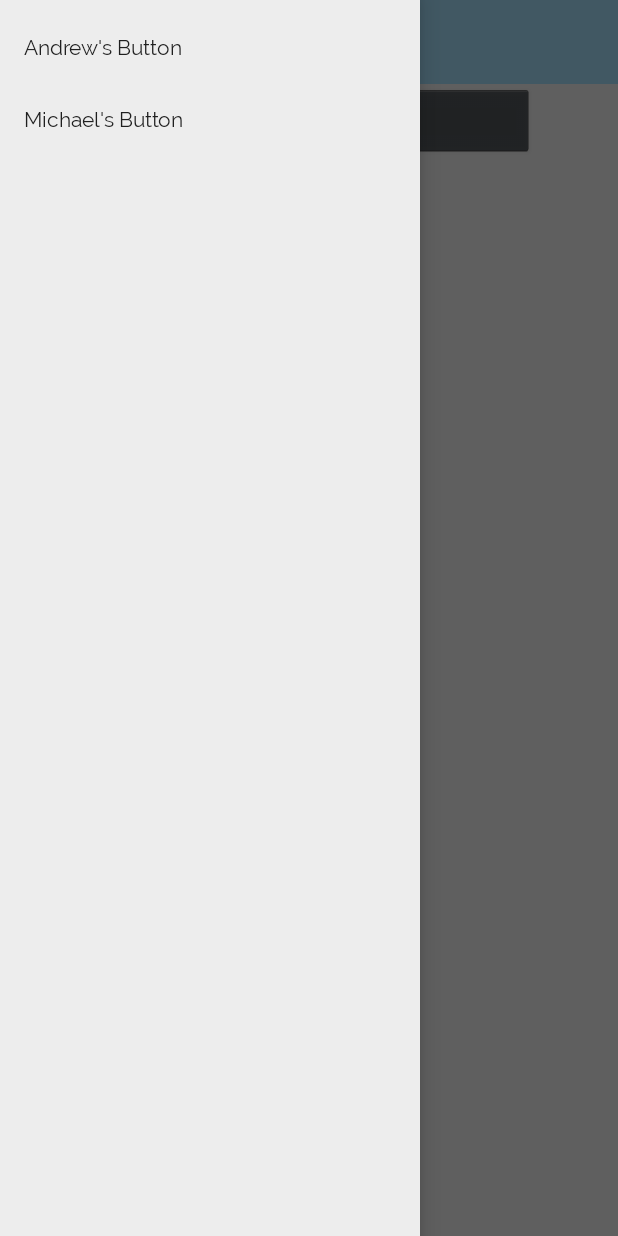
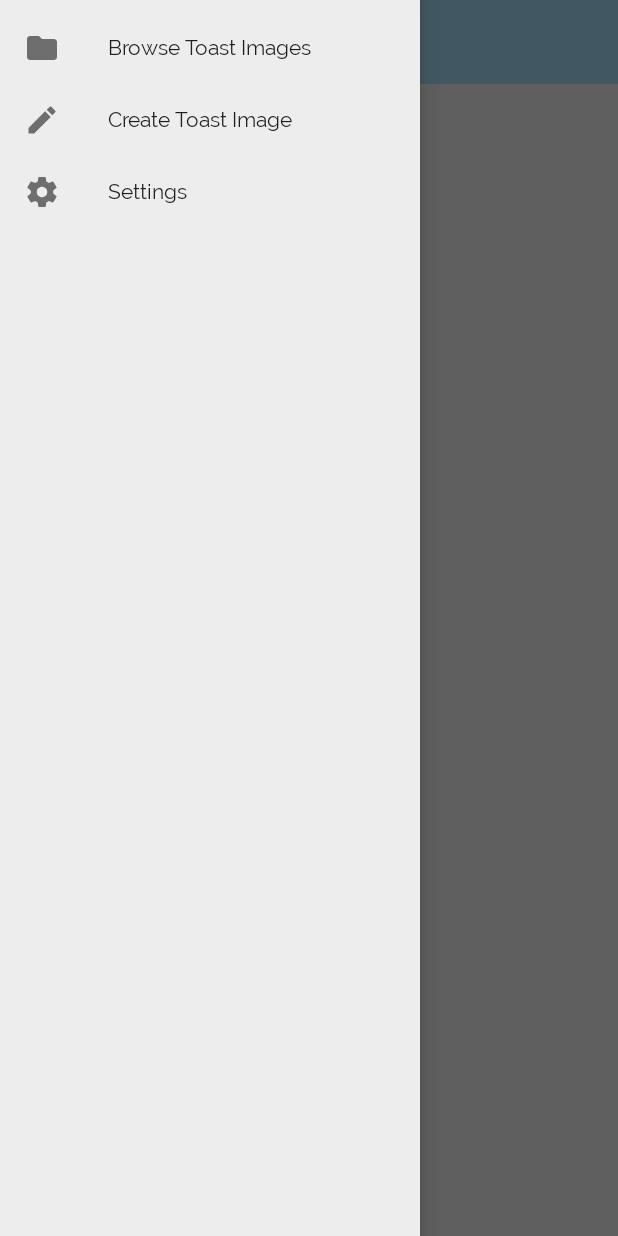
Before and after one commit to mackliet/toastbrush_android, an Android app: the fragment SettingsFragment placed in its activity, with the side drawer open, on a phone screen of 412 x 824 dp. Run offline under Robolectric (Android 15) with nearby library versions, the phone set to English and light mode, and no system bars; our stand-ins replace Volley.

Commit message:
TST-8 Made menu look more like final product.

```diff
--- /dev/null
+++ b/app/src/main/java/com/toastbrush/toastbrush_android/BrowseImageFragment.java
@@ -0,0 +1,108 @@
+package com.toastbrush.toastbrush_android;
+
+import android.content.Context;
+import android.net.Uri;
+import android.os.Bundle;
+import android.support.v4.app.Fragment;
+import android.view.LayoutInflater;
+import android.view.View;
+import android.view.ViewGroup;
+
+
+/**
+ * A simple {@link Fragment} subclass.
+ * Activities that contain this fragment must implement the
+ * {@link BrowseImageFragment.OnFragmentInteractionListener} interface
+ * to handle interaction events.
+ * Use the {@link BrowseImageFragment#newInstance} factory method to
+ * create an instance of this fragment.
+ */
+public class BrowseImageFragment extends Fragment {
+    // TODO: Rename parameter arguments, choose names that match
+    // the fragment initialization parameters, e.g. ARG_ITEM_NUMBER
+    private static final String ARG_PARAM1 = "param1";
+    private static final String ARG_PARAM2 = "param2";
+
+    // TODO: Rename and change types of parameters
+    private String mParam1;
+    private String mParam2;
+
+    private OnFragmentInteractionListener mListener;
+
+    public BrowseImageFragment() {
+        // Required empty public constructor
+    }
+
+    /**
+     * Use this factory method to create a new instance of
+     * this fragment using the provided parameters.
+     *
+     * @param param1 Parameter 1.
+     * @param param2 Parameter 2.
+     * @return A new instance of fragment BrowseImageFragment.
+     */
+    // TODO: Rename and change types and number of parameters
+    public static BrowseImageFragment newInstance(String param1, String param2) {
+        BrowseImageFragment fragment = new BrowseImageFragment();
+        Bundle args = new Bundle();
+        args.putString(ARG_PARAM1, param1);
+        args.putString(ARG_PARAM2, param2);
+        fragment.setArguments(args);
+        return fragment;
+    }
+
+    @Override
+    public void onCreate(Bundle savedInstanceState) {
+        super.onCreate(savedInstanceState);
+        if (getArguments() != null) {
+            mParam1 = getArguments().getString(ARG_PARAM1);
+            mParam2 = getArguments().getString(ARG_PARAM2);
+        }
+    }
+
+    @Override
+    public View onCreateView(LayoutInflater inflater, ViewGroup container,
+                             Bundle savedInstanceState) {
+        // Inflate the layout for this fragment
+        return inflater.inflate(R.layout.fragment_browse_image, container, false);
+    }
+
+    // TODO: Rename method, update argument and hook method into UI event
+    public void onButtonPressed(Uri uri) {
+        if (mListener != null) {
+            mListener.onFragmentInteraction(uri);
+        }
+    }
+
+    @Override
+    public void onAttach(Context context) {
+        super.onAttach(context);
+        if (context instanceof OnFragmentInteractionListener) {
+            mListener = (OnFragmentInteractionListener) context;
+        } else {
+            throw new RuntimeException(context.toString()
+                    + " must implement OnFragmentInteractionListener");
+        }
+    }
+
+    @Override
+    public void onDetach() {
+        super.onDetach();
+        mListener = null;
+    }
+
+    /**
+     * This interface must be implemented by activities that contain this
+     * fragment to allow an interaction in this fragment to be communicated
+     * to the activity and potentially other fragments contained in that
+     * activity.
+     * <p>
+     * See the Android Training lesson <a href=
+     * "http://developer.android.com/training/basics/fragments/communicating.html"
+     * >Communicating with Other Fragments</a> for more information.
+     */
+    public interface OnFragmentInteractionListener {
+        // TODO: Update argument type and name
+        void onFragmentInteraction(Uri uri);
+    }
+}
--- a/app/src/main/java/com/toastbrush/toastbrush_android/AndrewFragment.java
+++ b/app/src/main/java/com/toastbrush/toastbrush_android/CreateImageFragment.java
@@ -7,30 +7,63 @@ import android.support.v4.app.Fragment;
 import android.view.LayoutInflater;
 import android.view.View;
 import android.view.ViewGroup;
+import android.widget.TextView;
+import com.android.volley.Request;
+import com.android.volley.RequestQueue;
+import com.android.volley.Response;
+import com.android.volley.VolleyError;
+import com.android.volley.toolbox.StringRequest;
+import com.android.volley.toolbox.Volley;
 
 
 /**
  * A simple {@link Fragment} subclass.
  * Activities that contain this fragment must implement the
- * {@link AndrewFragment.OnFragmentInteractionListener} interface
+ * {@link CreateImageFragment.OnFragmentInteractionListener} interface
  * to handle interaction events.
- * Use the {@link AndrewFragment#newInstance} factory method to
+ * Use the {@link CreateImageFragment#newInstance} factory method to
  * create an instance of this fragment.
  */
-public class AndrewFragment extends Fragment {
+public class CreateImageFragment extends Fragment {
     // TODO: Rename parameter arguments, choose names that match
     // the fragment initialization parameters, e.g. ARG_ITEM_NUMBER
     private static final String ARG_PARAM1 = "param1";
     private static final String ARG_PARAM2 = "param2";
+    private static final String WEATHER_REQUEST = "https://api.openweathermap.org/data/2.5/weather?units=imperial&id=5780993&APPID=7db747ea38c0f23cf84a1a138d5675cb";
 
     // TODO: Rename and change types of parameters
     private String mParam1;
     private String mParam2;
 
     private OnFragmentInteractionListener mListener;
+    private TextView mTextView;
+    private View mThis;
+    private RequestQueue mRequestQueue;
+// ...
 
-    public AndrewFragment() {
+
+    public CreateImageFragment() {
         // Required empty public constructor
+    }
+
+    public void onButtonPress(View view) {
+// Request a string response from the provided URL.
+        StringRequest stringRequest = new StringRequest(Request.Method.GET, WEATHER_REQUEST,
+                new Response.Listener<String>() {
+                    @Override
+                    public void onResponse(String response) {
+                        // Display the first 500 characters of the response string.
+                        mTextView.setText(response);
+                    }
+                }, new Response.ErrorListener() {
+            @Override
+            public void onErrorResponse(VolleyError error) {
+                mTextView.setText("That didn't work!");
+            }
+        });
+
+// Add the request to the RequestQueue.
+        mRequestQueue.add(stringRequest);
     }
 
     /**
@@ -39,11 +72,11 @@ public class AndrewFragment extends Fragment {
      *
      * @param param1 Parameter 1.
      * @param param2 Parameter 2.
-     * @return A new instance of fragment AndrewFragment.
+     * @return A new instance of fragment CreateImageFragment.
      */
     // TODO: Rename and change types and number of parameters
-    public static AndrewFragment newInstance(String param1, String param2) {
-        AndrewFragment fragment = new AndrewFragment();
+    public static CreateImageFragment newInstance(String param1, String param2) {
+        CreateImageFragment fragment = new CreateImageFragment();
         Bundle args = new Bundle();
         args.putString(ARG_PARAM1, param1);
         args.putString(ARG_PARAM2, param2);
@@ -63,15 +96,15 @@ public class AndrewFragment extends Fragment {
     @Override
     public View onCreateView(LayoutInflater inflater, ViewGroup container,
                              Bundle savedInstanceState) {
-        // Inflate the layout for this fragment
-        return inflater.inflate(R.layout.fragment_andrew, container, false);
-    }
 
-    // TODO: Rename method, update argument and hook method into UI event
-    public void onButtonPressed(Uri uri) {
-        if (mListener != null) {
-            mListener.onFragmentInteraction(uri);
-        }
+
+        View myFragmentView = inflater.inflate(R.layout.fragment_create_image, container, false);
+
+        mTextView = (TextView) myFragmentView.findViewById(R.id.weather_text);
+        mThis = myFragmentView;
+        // Instantiate the RequestQueue.
+        mRequestQueue = Volley.newRequestQueue(this.getContext());
+        return myFragmentView;
     }
 
     @Override
--- a/app/src/main/java/com/toastbrush/toastbrush_android/MainActivity.java
+++ b/app/src/main/java/com/toastbrush/toastbrush_android/MainActivity.java
@@ -18,14 +18,16 @@ public class MainActivity
         AppCompatActivity
         implements
         NavigationView.OnNavigationItemSelectedListener,
-        AndrewFragment.OnFragmentInteractionListener,
-        MichaelFragment.OnFragmentInteractionListener
+        BrowseImageFragment.OnFragmentInteractionListener,
+        CreateImageFragment.OnFragmentInteractionListener,
+        SettingsFragment.OnFragmentInteractionListener
 {
 
     private DrawerLayout mDrawerLayout;
     private int mNavItemId;
-    private Fragment michaelFragment;
-    private Fragment andrewFragment;
+    private Fragment mCreateImageFragment;
+    private Fragment mBrowseImageFragment;
+    private Fragment mSettingsFragment;
     @Override
     protected void onCreate(Bundle savedInstanceState) {
         super.onCreate(savedInstanceState);
@@ -43,12 +45,13 @@ public class MainActivity
         if(savedInstanceState == null)
         {
             try {
-                andrewFragment = (Fragment) AndrewFragment.class.newInstance();
-                michaelFragment = (Fragment) MichaelFragment.class.newInstance();
+                mBrowseImageFragment = (Fragment) BrowseImageFragment.class.newInstance();
+                mCreateImageFragment = (Fragment) CreateImageFragment.class.newInstance();
+                mSettingsFragment = (Fragment) SettingsFragment.class.newInstance();
             } catch (Exception e) {
                 e.printStackTrace();
             }
-            getSupportFragmentManager().beginTransaction().replace(R.id.content_frame, andrewFragment).commit();
+            getSupportFragmentManager().beginTransaction().replace(R.id.content_frame, mBrowseImageFragment).commit();
         }
 
         mDrawerLayout = findViewById(R.id.drawer_layout);
@@ -65,11 +68,15 @@ public class MainActivity
         Fragment frag = null;
         Class frag_class = null;
         switch (menuItem.getItemId()) {
-            case R.id.andrew_button:
-                getSupportFragmentManager().beginTransaction().replace(R.id.content_frame, andrewFragment).commit();
+            case R.id.browse_button:
+                getSupportFragmentManager().beginTransaction().replace(R.id.content_frame, mBrowseImageFragment).commit();
                 break;
-            case R.id.michael_button:
-                getSupportFragmentManager().beginTransaction().replace(R.id.content_frame, michaelFragment).commit();                break;
+            case R.id.create_button:
+                getSupportFragmentManager().beginTransaction().replace(R.id.content_frame, mCreateImageFragment).commit();
+                break;
+            case R.id.settings_button:
+                getSupportFragmentManager().beginTransaction().replace(R.id.content_frame, mSettingsFragment).commit();
+                break;
             default:
                 break;
         }
@@ -91,7 +98,7 @@ public class MainActivity
 
     public void onButtonPress(View view)
     {
-        ((MichaelFragment)michaelFragment).onButtonPress(view);
+        ((CreateImageFragment) mCreateImageFragment).onButtonPress(view);
     }
 
     @Override
--- a/app/src/main/java/com/toastbrush/toastbrush_android/MichaelFragment.java
+++ b/app/src/main/java/com/toastbrush/toastbrush_android/SettingsFragment.java
@@ -7,63 +7,30 @@ import android.support.v4.app.Fragment;
 import android.view.LayoutInflater;
 import android.view.View;
 import android.view.ViewGroup;
-import android.widget.TextView;
-import com.android.volley.Request;
-import com.android.volley.RequestQueue;
-import com.android.volley.Response;
-import com.android.volley.VolleyError;
-import com.android.volley.toolbox.StringRequest;
-import com.android.volley.toolbox.Volley;
 
 
 /**
  * A simple {@link Fragment} subclass.
  * Activities that contain this fragment must implement the
- * {@link MichaelFragment.OnFragmentInteractionListener} interface
+ * {@link SettingsFragment.OnFragmentInteractionListener} interface
  * to handle interaction events.
- * Use the {@link MichaelFragment#newInstance} factory method to
+ * Use the {@link SettingsFragment#newInstance} factory method to
  * create an instance of this fragment.
  */
-public class MichaelFragment extends Fragment {
+public class SettingsFragment extends Fragment {
     // TODO: Rename parameter arguments, choose names that match
     // the fragment initialization parameters, e.g. ARG_ITEM_NUMBER
     private static final String ARG_PARAM1 = "param1";
     private static final String ARG_PARAM2 = "param2";
-    private static final String WEATHER_REQUEST = "https://api.openweathermap.org/data/2.5/weather?units=imperial&id=5780993&APPID=7db747ea38c0f23cf84a1a138d5675cb";
 
     // TODO: Rename and change types of parameters
     private String mParam1;
     private String mParam2;
 
     private OnFragmentInteractionListener mListener;
-    private TextView mTextView;
-    private View mThis;
-    private RequestQueue mRequestQueue;
-// ...
 
-
-    public MichaelFragment() {
+    public SettingsFragment() {
         // Required empty public constructor
-    }
-
-    public void onButtonPress(View view) {
-// Request a string response from the provided URL.
-        StringRequest stringRequest = new StringRequest(Request.Method.GET, WEATHER_REQUEST,
-                new Response.Listener<String>() {
-                    @Override
-                    public void onResponse(String response) {
-                        // Display the first 500 characters of the response string.
-                        mTextView.setText(response);
-                    }
-                }, new Response.ErrorListener() {
-            @Override
-            public void onErrorResponse(VolleyError error) {
-                mTextView.setText("That didn't work!");
-            }
-        });
-
-// Add the request to the RequestQueue.
-        mRequestQueue.add(stringRequest);
     }
 
     /**
@@ -72,11 +39,11 @@ public class MichaelFragment extends Fragment {
      *
      * @param param1 Parameter 1.
      * @param param2 Parameter 2.
-     * @return A new instance of fragment MichaelFragment.
+     * @return A new instance of fragment SettingsFragment.
      */
     // TODO: Rename and change types and number of parameters
-    public static MichaelFragment newInstance(String param1, String param2) {
-        MichaelFragment fragment = new MichaelFragment();
+    public static SettingsFragment newInstance(String param1, String param2) {
+        SettingsFragment fragment = new SettingsFragment();
         Bundle args = new Bundle();
         args.putString(ARG_PARAM1, param1);
         args.putString(ARG_PARAM2, param2);
@@ -96,15 +63,15 @@ public class MichaelFragment extends Fragment {
     @Override
     public View onCreateView(LayoutInflater inflater, ViewGroup container,
                              Bundle savedInstanceState) {
+        // Inflate the layout for this fragment
+        return inflater.inflate(R.layout.fragment_settings, container, false);
+    }
 
-
-        View myFragmentView = inflater.inflate(R.layout.fragment_michael, container, false);
-
-        mTextView = (TextView) myFragmentView.findViewById(R.id.weather_text);
-        mThis = myFragmentView;
-        // Instantiate the RequestQueue.
-        mRequestQueue = Volley.newRequestQueue(this.getContext());
-        return myFragmentView;
+    // TODO: Rename method, update argument and hook method into UI event
+    public void onButtonPressed(Uri uri) {
+        if (mListener != null) {
+            mListener.onFragmentInteraction(uri);
+        }
     }
 
     @Override
--- /dev/null
+++ b/app/src/main/res/drawable/browse_image_icon.xml
@@ -0,0 +1,5 @@
+<vector android:alpha="0.9" android:height="24dp" android:tint="#96A5FF"
+    android:viewportHeight="24.0" android:viewportWidth="24.0"
+    android:width="24dp" xmlns:android="http://schemas.android.com/apk/res/android">
+    <path android:fillColor="#FF000000" android:pathData="M10,4H4c-1.1,0 -1.99,0.9 -1.99,2L2,18c0,1.1 0.9,2 2,2h16c1.1,0 2,-0.9 2,-2V8c0,-1.1 -0.9,-2 -2,-2h-8l-2,-2z"/>
+</vector>
--- /dev/null
+++ b/app/src/main/res/drawable/create_image_icon.xml
@@ -0,0 +1,5 @@
+<vector android:alpha="0.9" android:height="24dp" android:tint="#96A5FF"
+    android:viewportHeight="24.0" android:viewportWidth="24.0"
+    android:width="24dp" xmlns:android="http://schemas.android.com/apk/res/android">
+    <path android:fillColor="#FF000000" android:pathData="M3,17.25V21h3.75L17.81,9.94l-3.75,-3.75L3,17.25zM20.71,7.04c0.39,-0.39 0.39,-1.02 0,-1.41l-2.34,-2.34c-0.39,-0.39 -1.02,-0.39 -1.41,0l-1.83,1.83 3.75,3.75 1.83,-1.83z"/>
+</vector>
--- /dev/null
+++ b/app/src/main/res/drawable/settings_icon.xml
@@ -0,0 +1,5 @@
+<vector android:alpha="0.9" android:height="24dp"
+    android:viewportHeight="24" android:viewportWidth="24"
+    android:width="24dp" xmlns:android="http://schemas.android.com/apk/res/android">
+    <path android:fillColor="#96A5FF" android:pathData="M19.43,12.98c0.04,-0.32 0.07,-0.64 0.07,-0.98s-0.03,-0.66 -0.07,-0.98l2.11,-1.65c0.19,-0.15 0.24,-0.42 0.12,-0.64l-2,-3.46c-0.12,-0.22 -0.39,-0.3 -0.61,-0.22l-2.49,1c-0.52,-0.4 -1.08,-0.73 -1.69,-0.98l-0.38,-2.65C14.46,2.18 14.25,2 14,2h-4C9.75,2 9.54,2.18 9.51,2.42L9.13,5.07C8.52,5.32 7.96,5.66 7.44,6.05l-2.49,-1c-0.23,-0.09 -0.49,0 -0.61,0.22l-2,3.46C2.21,8.95 2.27,9.22 2.46,9.37l2.11,1.65C4.53,11.34 4.5,11.67 4.5,12s0.03,0.66 0.07,0.98l-2.11,1.65c-0.19,0.15 -0.24,0.42 -0.12,0.64l2,3.46c0.12,0.22 0.39,0.3 0.61,0.22l2.49,-1c0.52,0.4 1.08,0.73 1.69,0.98l0.38,2.65C9.54,21.82 9.75,22 10,22h4c0.25,0 0.46,-0.18 0.49,-0.42l0.38,-2.65c0.61,-0.25 1.17,-0.59 1.69,-0.98l2.49,1c0.23,0.09 0.49,0 0.61,-0.22l2,-3.46c0.12,-0.22 0.07,-0.49 -0.12,-0.64L19.43,12.98zM12,15.5c-1.93,0 -3.5,-1.57 -3.5,-3.5s1.57,-3.5 3.5,-3.5s3.5,1.57 3.5,3.5S13.93,15.5 12,15.5z"/>
+</vector>
--- a/app/src/main/res/layout/fragment_michael.xml
+++ b/app/src/main/res/layout/fragment_create_image.xml
@@ -4,7 +4,7 @@
     android:layout_width="match_parent"
     android:layout_height="match_parent"
     android:theme="@style/MainTheme"
-    tools:context=".MichaelFragment">
+    tools:context=".CreateImageFragment">
 
     <!-- TODO: Update blank fragment layout -->
     <TextView
--- a/app/src/main/res/layout/fragment_andrew.xml
+++ b/app/src/main/res/layout/fragment_settings.xml
@@ -3,14 +3,13 @@
     xmlns:tools="http://schemas.android.com/tools"
     android:layout_width="match_parent"
     android:layout_height="match_parent"
-    android:theme="@style/MainTheme"
-    tools:context=".AndrewFragment">
+    tools:context=".SettingsFragment">
 
     <!-- TODO: Update blank fragment layout -->
     <TextView
         android:layout_width="match_parent"
         android:layout_height="match_parent"
         android:gravity="center"
-        android:text="Andrew Fragment" />
+        android:text="Settings Fragment" />
 
 </FrameLayout>
--- a/app/src/main/res/menu/drawer_view.xml
+++ b/app/src/main/res/menu/drawer_view.xml
@@ -1,9 +1,14 @@
 <?xml version="1.0" encoding="utf-8"?>
 <menu xmlns:android="http://schemas.android.com/apk/res/android">
     <group android:checkableBehavior="single">
-        <item android:id="@+id/andrew_button"
-            android:title="Andrew's Button" />
-        <item android:id="@+id/michael_button"
-            android:title="Michael's Button" />
+        <item android:id="@+id/browse_button"
+            android:icon="@drawable/browse_image_icon"
+            android:title="Browse Toast Images" />
+        <item android:id="@+id/create_button"
+            android:icon="@drawable/create_image_icon"
+            android:title="Create Toast Image" />
+        <item android:id="@+id/settings_button"
+            android:icon="@drawable/settings_icon"
+            android:title="Settings" />
     </group>
 </menu>
```
Also changed, not shown: app/src/main/res/layout/fragment_browse_image.xml (added, +16 -0 lines).
